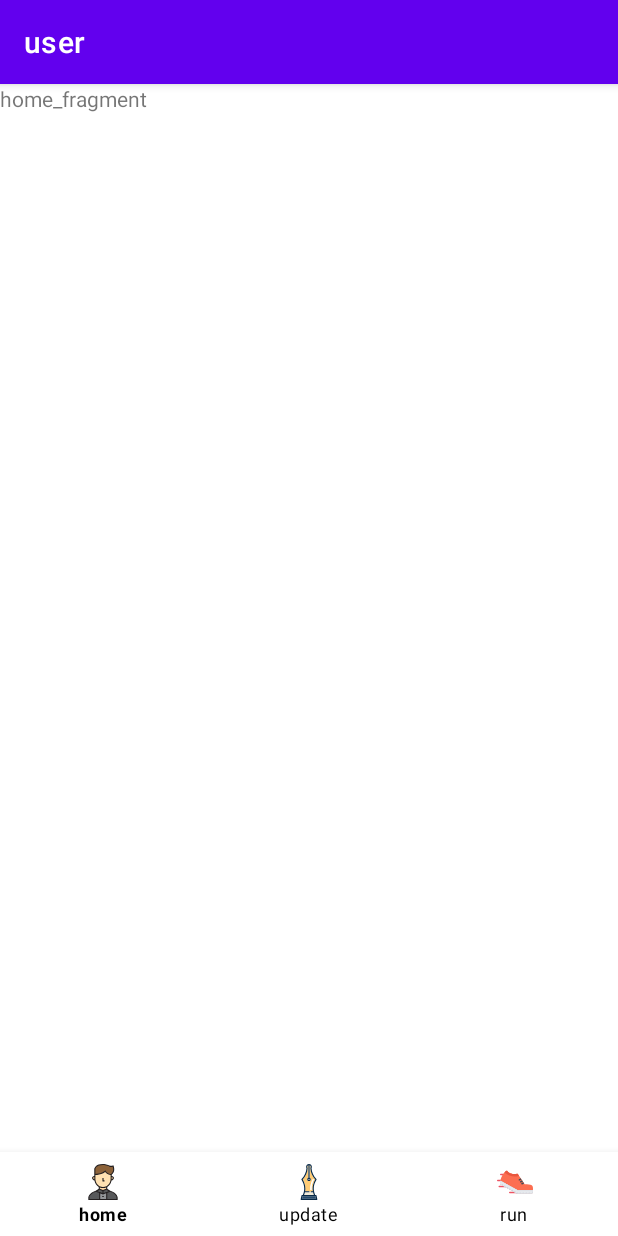
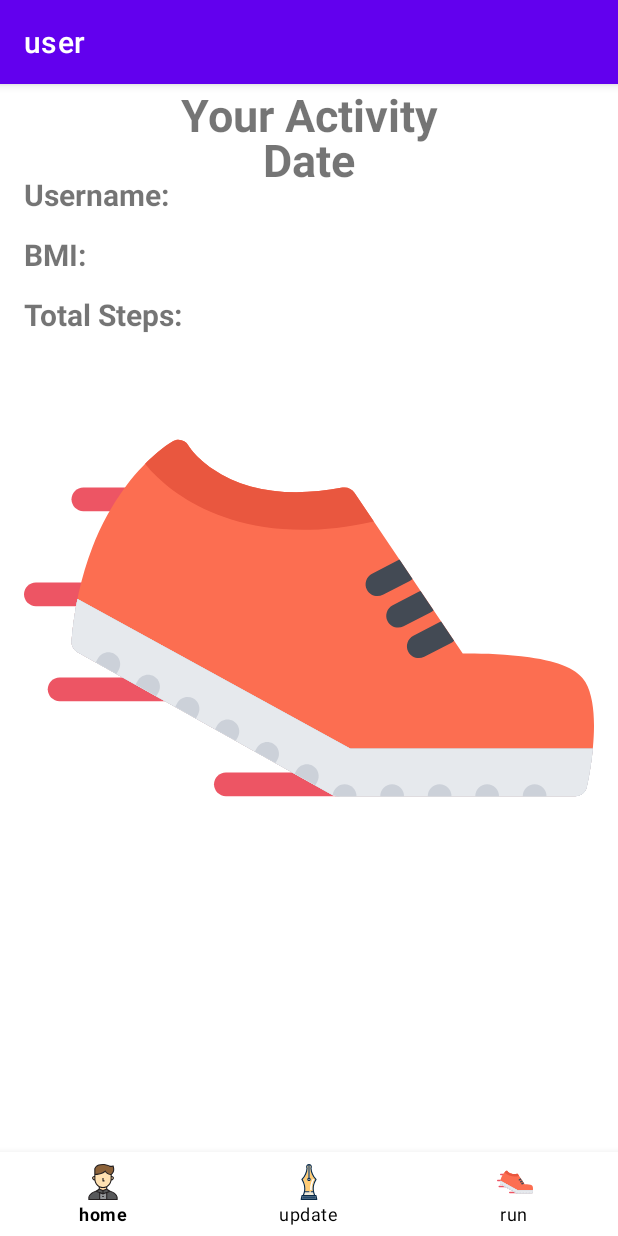
Before and after one commit to coffeeAndTeaa/otm, an Android app: the UserFragment screen opened directly, with no data from a screen before it, on a phone screen of 412 x 824 dp. Run offline under Robolectric (Android 15) with nearby library versions, the phone set to English and light mode, and no system bars; our stand-ins replace navigation-ui.

Commit message:
Updated Fragment_Home

```diff
--- a/app/src/main/res/layout/fragment_home.xml
+++ b/app/src/main/res/layout/fragment_home.xml
@@ -1,15 +1,79 @@
 <?xml version="1.0" encoding="utf-8"?>
 <FrameLayout xmlns:android="http://schemas.android.com/apk/res/android"
+    xmlns:app="http://schemas.android.com/apk/res-auto"
     xmlns:tools="http://schemas.android.com/tools"
     android:layout_width="match_parent"
     android:layout_height="match_parent"
-    tools:context=".ui.UserFragment">
+    tools:context=".ui.UserFragment"
+    android:paddingLeft="16dp"
+    android:paddingRight="16dp">
 
     <!-- TODO: Update blank fragment layout -->
+
+    <ImageView
+        android:layout_marginTop="100dp"
+        android:id="@+id/imageView"
+        android:layout_width="wrap_content"
+        android:layout_height="wrap_content"
+        android:src="@drawable/ic_run" />
+
     <TextView
+        android:layout_height="wrap_content"
         android:layout_width="match_parent"
-        android:layout_height="match_parent"
-        android:text="home_fragment" />
+        android:text="Your Activity"
+        android:textStyle="bold"
+        android:textSize="30dp"
+        android:textAlignment="center"
+        />
+
+    <TextView
+        android:layout_height="wrap_content"
+        android:layout_width="match_parent"
+        android:id="@+id/display_date"
+        android:text="Date"
+        android:textStyle="bold"
+        android:textSize="30dp"
+        android:layout_marginTop="30dp"
+        android:textAlignment="center"
+        />
+
+
+    <TextView
+        android:layout_height="wrap_content"
+        android:layout_width="match_parent"
+        android:id="@+id/display_username"
+        android:text="Username: "
+        android:textStyle="bold"
+        android:layout_marginTop="60dp"
+        android:textSize="20dp"
+        android:gravity="left"
+        android:textAlignment="gravity"
+        />
+
+    <TextView
+        android:layout_height="wrap_content"
+        android:layout_width="match_parent"
+        android:id="@+id/display_BMI"
+        android:text="BMI: "
+        android:textStyle="bold"
+        android:layout_marginTop="100dp"
+        android:textSize="20dp"
+        android:gravity="left"
+        android:textAlignment="gravity"
+        />
+
+    <TextView
+        android:layout_height="wrap_content"
+        android:layout_width="match_parent"
+        android:id="@+id/display_steps"
+        android:text="Total Steps: "
+        android:textStyle="bold"
+        android:textSize="20dp"
+        android:layout_marginTop="140dp"
+        android:gravity="left"
+        android:textAlignment="gravity"
+        />
+
 
 
 
```
